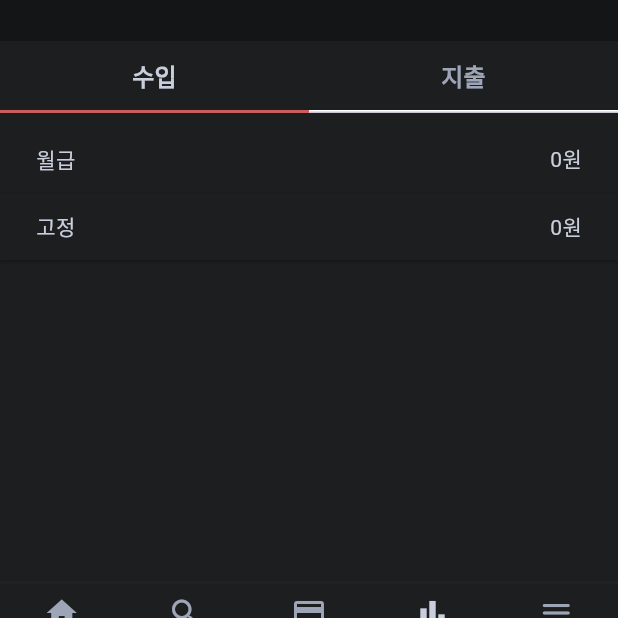
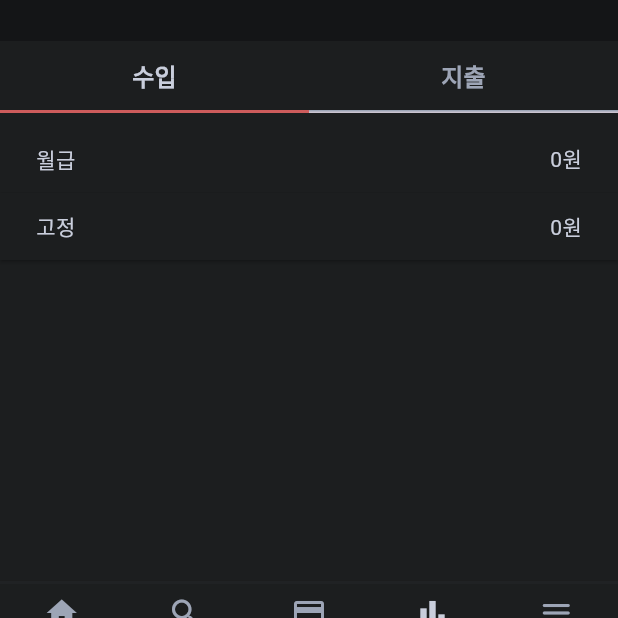
Before and after one commit to jhssong/profitnote, a Flutter app: the screen it shows after launch, item 4 of the bottom bar chosen, on a phone screen of 412 x 824 dp, the part 565-1183 px from its top. Run offline on Flutter 3.47's test engine with Material 3 defaults, Android fonts, the phone set to English and light mode, and no system bars; our stand-ins replace syncfusion_flutter_charts; statements that could not run were skipped.

Commit message:
style: Change tabbar border color to cardLabelText

```diff
--- a/lib/screens/analysis/analysis_screen.dart
+++ b/lib/screens/analysis/analysis_screen.dart
@@ -57,12 +57,10 @@ class _AnalysisScreenState extends State<AnalysisScreen>
     setState(() {
       _pressedString = leftString;
     });
-    print('Index: $index, Left String: $leftString');
   }
 
   void _handleToggle(int index) {
     _typeNotifier.value = index;
-    print('Index: $index');
   }
 
   @override
@@ -141,9 +139,10 @@ class _AnalysisScreenState extends State<AnalysisScreen>
                 color: ColorTheme.cardBackground,
                 // height: 42,
                 child: DecoratedBox(
-                  decoration: const BoxDecoration(
+                  decoration: BoxDecoration(
                     border: Border(
-                        bottom: BorderSide(color: Colors.white, width: 2)),
+                        bottom: BorderSide(
+                            color: ColorTheme.cardLabelText, width: 2)),
                   ),
                   child: TabBar(
                     tabs: tabs,
@@ -176,8 +175,9 @@ class _AnalysisScreenState extends State<AnalysisScreen>
               ),
               decoration: BoxDecoration(
                 color: ColorTheme.cardBackground,
-                border: const Border(
-                    bottom: BorderSide(color: Colors.white, width: 2)),
+                border: Border(
+                    bottom:
+                        BorderSide(color: ColorTheme.cardLabelText, width: 2)),
               ),
               child: Row(
                 mainAxisAlignment: MainAxisAlignment.start,
```
